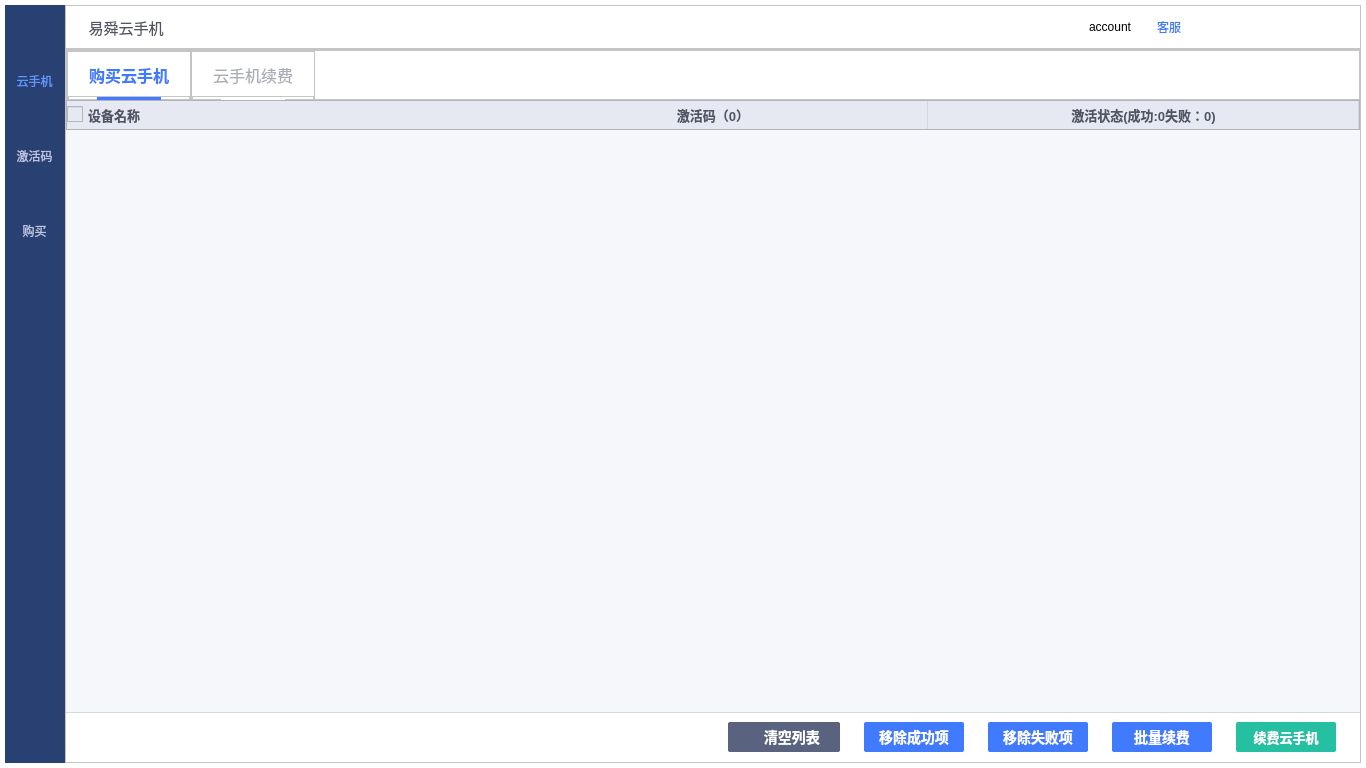
The window that mainwindow.ui (ZhouMei20220810/TEST) describes before a commit, drawn with Qt 5.
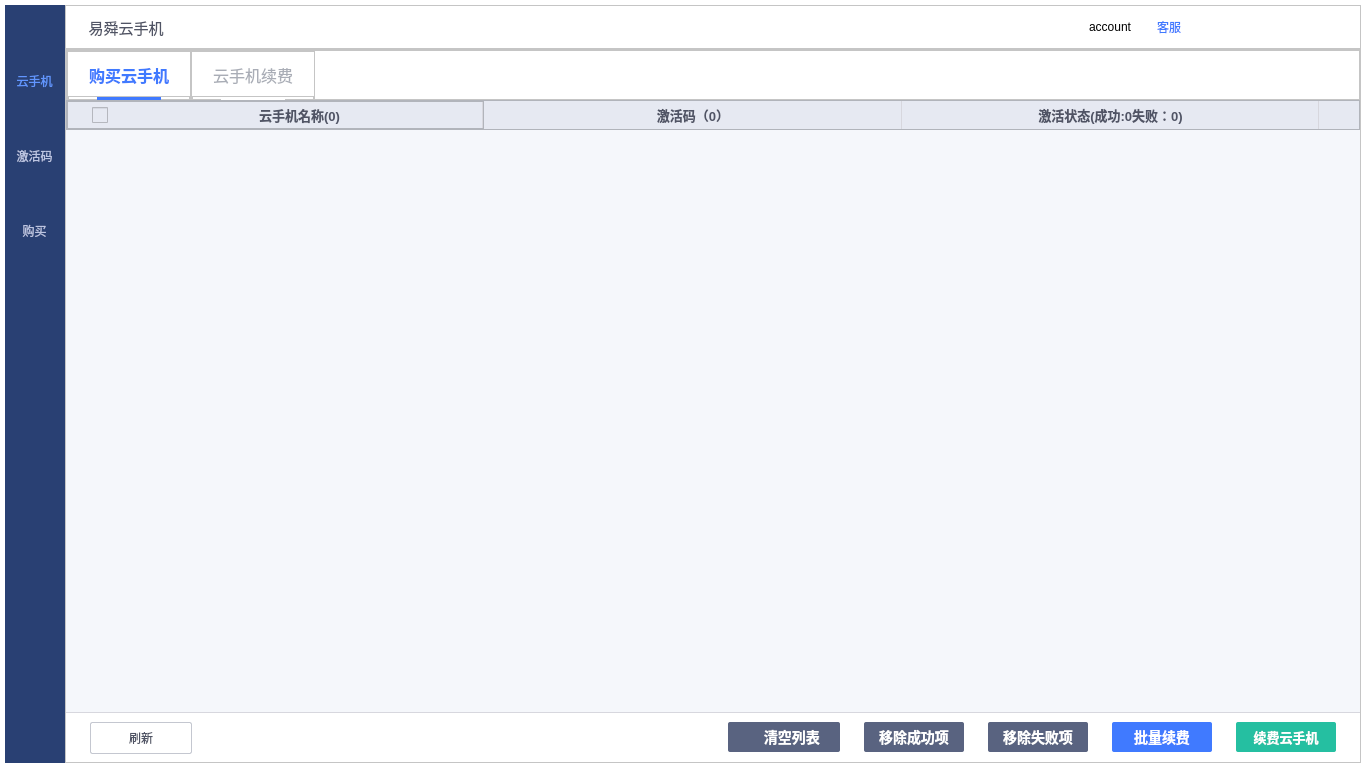
The same window after the commit. The open tabs and pages were chosen to show the change. Icons and pictures are not drawn. Custom widgets are drawn as their Qt base class.

The edit to the form file:
```diff
--- a/mainwindow.ui
+++ b/mainwindow.ui
@@ -3758,27 +3758,45 @@
                      <number>0</number>
                     </property>
                     <property name="rightMargin">
-                     <number>0</number>
+                     <number>40</number>
                     </property>
                     <property name="bottomMargin">
                      <number>0</number>
                     </property>
                     <item>
-                     <widget class="QCheckBox" name="checkBoxActiveCodeRenew">
-                      <property name="minimumSize">
-                       <size>
-                        <width>0</width>
-                        <height>0</height>
-                       </size>
+                     <widget class="QFrame" name="frame_35">
+                      <property name="frameShape">
+                       <enum>QFrame::StyledPanel</enum>
                       </property>
-                      <property name="maximumSize">
-                       <size>
-                        <width>16777215</width>
-                        <height>16777215</height>
-                       </size>
+                      <property name="frameShadow">
+                       <enum>QFrame::Raised</enum>
                       </property>
-                      <property name="styleSheet">
-                       <string notr="true"> QCheckBox {
+                      <layout class="QHBoxLayout" name="horizontalLayout_39">
+                       <property name="spacing">
+                        <number>0</number>
+                       </property>
+                       <property name="leftMargin">
+                        <number>24</number>
+                       </property>
+                       <property name="topMargin">
+                        <number>0</number>
+                       </property>
+                       <property name="rightMargin">
+                        <number>0</number>
+                       </property>
+                       <property name="bottomMargin">
+                        <number>0</number>
+                       </property>
+                       <item>
+                        <widget class="QCheckBox" name="checkBoxActiveCodeRenew">
+                         <property name="maximumSize">
+                          <size>
+                           <width>24</width>
+                           <height>24</height>
+                          </size>
+                         </property>
+                         <property name="styleSheet">
+                          <string notr="true">QCheckBox {
      spacing: 5px;
 color:#505465;font-size:13px;font-weight:bold;
  }
@@ -3810,12 +3828,27 @@
 
  QCheckBox::indicator:checked:pressed {
      image: url(:/login/resource/login/option_select.png);
- }
-</string>
-                      </property>
-                      <property name="text">
-                       <string>设备名称</string>
-                      </property>
+ }</string>
+                         </property>
+                         <property name="text">
+                          <string/>
+                         </property>
+                        </widget>
+                       </item>
+                       <item>
+                        <widget class="QLabel" name="label_4">
+                         <property name="styleSheet">
+                          <string notr="true">QFrame {border-right: 1px solid #D7D7DE;color:#505465;font-size:13px;font-weight:bold;}</string>
+                         </property>
+                         <property name="text">
+                          <string>云手机名称(0)</string>
+                         </property>
+                         <property name="alignment">
+                          <set>Qt::AlignCenter</set>
+                         </property>
+                        </widget>
+                       </item>
+                      </layout>
                      </widget>
                     </item>
                     <item>
@@ -3901,6 +3934,51 @@
                     <property name="rightMargin">
                      <number>24</number>
                     </property>
+                    <item>
+                     <widget class="QPushButton" name="btnRefreshRenewList">
+                      <property name="styleSheet">
+                       <string notr="true"> QPushButton {
+     border: 1px solid #C4C7D0;
+     border-radius:2px;
+	 background-color: #FFFFFF;
+ 	 color:#505465;
+	min-width:100px;
+	min-height:30px;
+	max-width:100px;
+	max-height:30px;
+ }
+QPushButton:hover
+{
+	border: 1px solid #C4C7D0;
+	background-color: #FFFFFF;
+	color:#505465;
+}
+ QPushButton:pressed {
+     border: 1px solid #C4C7D0;
+     border-radius: 2px;
+	background-color: #FFFFFF;
+	color:#505465;
+ }
+QPushButton:disabled
+{
+ background-color: #FFFFFF;
+ color:#505465;
+}
+
+ QPushButton:flat {
+     border: none; /* no border for a flat push button */
+ }
+
+ QPushButton:default {
+     border-color: navy; /* make the default button prominent */
+ }
+</string>
+                      </property>
+                      <property name="text">
+                       <string>刷新</string>
+                      </property>
+                     </widget>
+                    </item>
                     <item>
                      <spacer name="horizontalSpacer_26">
                       <property name="orientation">
@@ -3953,8 +4031,9 @@
                       <property name="styleSheet">
                        <string notr="true">QToolButton {border:none;
 color: #FFFFFF;
-background-color: #407AFF;
+background-color: #596380;
 border-radius:2px;
+font-weight:bold;
 padding-left:0px;
 font-weight:bold;
 font-size:14px;
@@ -3977,8 +4056,9 @@
                       <property name="styleSheet">
                        <string notr="true">QToolButton {border:none;
 color: #FFFFFF;
-background-color: #407AFF;
+background-color: #596380;
 border-radius:2px;
+font-weight:bold;
 padding-left:0px;
 font-weight:bold;
 font-size:14px;
```
